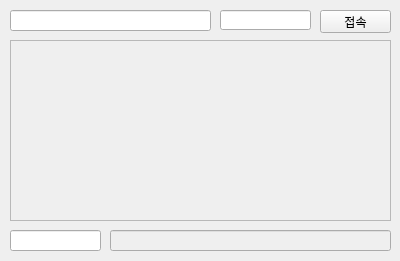
iAmVeryQT/jsonchat_bonexgu, file jsonchat/mainwindow.ui: the form before one commit.
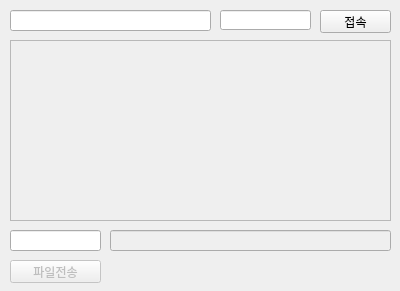
The form after the commit.

Commit message: 파일전송1

Patch:
```diff
--- a/jsonchat/mainwindow.ui
+++ b/jsonchat/mainwindow.ui
@@ -7,7 +7,7 @@
     <x>0</x>
     <y>0</y>
     <width>400</width>
-    <height>261</height>
+    <height>291</height>
    </rect>
   </property>
   <property name="windowTitle">
@@ -89,6 +89,22 @@
      <set>Qt::AlignCenter</set>
     </property>
    </widget>
+   <widget class="QPushButton" name="FileBtn">
+    <property name="enabled">
+     <bool>false</bool>
+    </property>
+    <property name="geometry">
+     <rect>
+      <x>10</x>
+      <y>260</y>
+      <width>91</width>
+      <height>23</height>
+     </rect>
+    </property>
+    <property name="text">
+     <string>파일전송</string>
+    </property>
+   </widget>
   </widget>
  </widget>
  <layoutdefault spacing="6" margin="11"/>
```
The commit also changes 2 other files.
